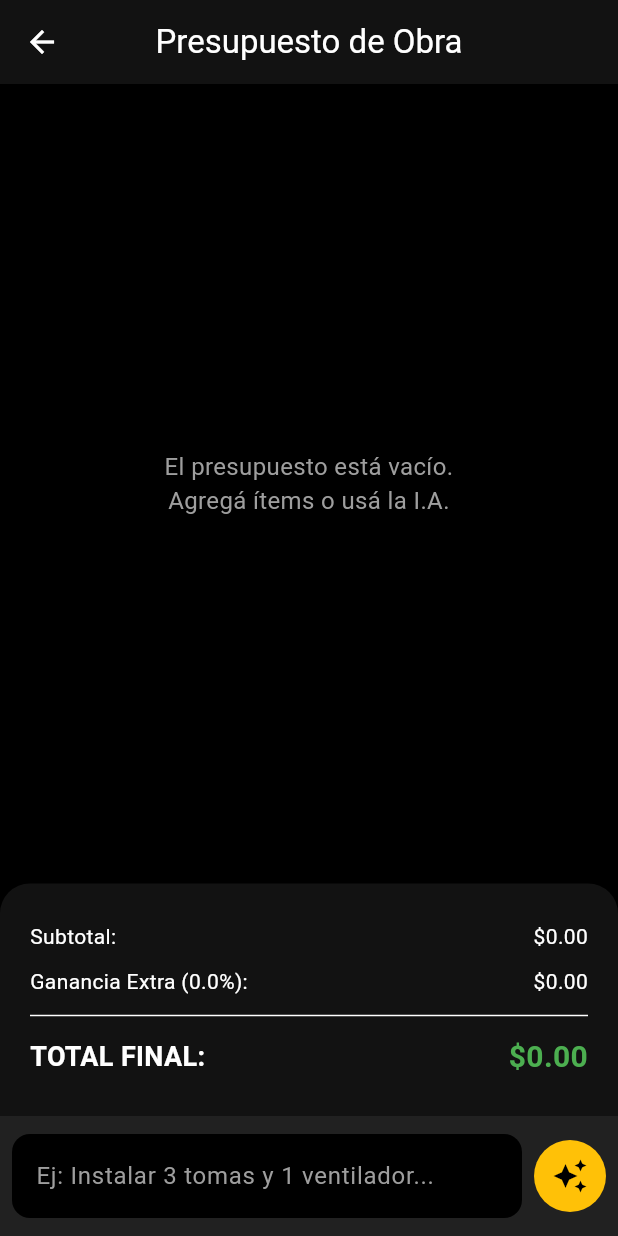
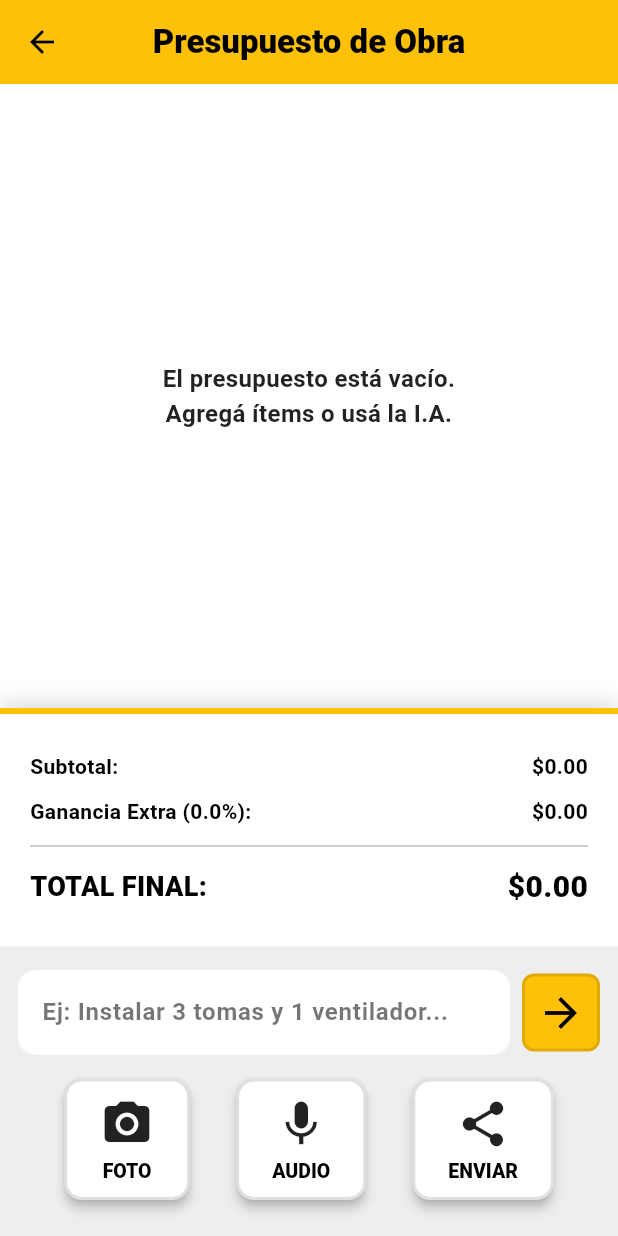
Before and after one commit to TierraSapiens/construc_assist, a Flutter app: the PresupuestoScreen screen opened directly, on a phone screen of 412 x 824 dp. Run offline on Flutter 3.47's test engine with Material 3 defaults, Android fonts, the phone set to English and light mode, and no system bars; our stand-ins replace flutter_dotenv, flutter_riverpod, google_generative_ai, shared_preferences; accounts and stored records are empty.

Commit message:
Cambios imagen

```diff
--- a/lib/core/providers/presupuesto_provider.dart
+++ b/lib/core/providers/presupuesto_provider.dart
@@ -72,6 +72,7 @@ class PresupuestoNotifier extends StateNotifier<Presupuesto> {
       final respuestaString = await _aiService.generarPresupuesto(
         promptDelUsuario,
       );
+      debugPrint("🔍 REPORTE SECRETO DEL SERVICIO: $respuestaString");
 
       // --- 🛡️ NUEVO ESCUDO DE SEGURIDAD ACÁ 🛡️ ---
       // Si la respuesta contiene un mensaje de error o el servidor está saturado, frenamos todo.
--- a/lib/features/presupuestos/screens/presupuesto_screen.dart
+++ b/lib/features/presupuestos/screens/presupuesto_screen.dart
@@ -7,13 +7,23 @@ class PresupuestoScreen extends ConsumerWidget {
 
   @override
   Widget build(BuildContext context, WidgetRef ref) {
-    // Aquí nos conectamos al "cerebro".
     final presupuesto = ref.watch(presupuestoProvider);
 
     return Scaffold(
+      backgroundColor: Colors.white, // ☀️ MODO OBRA: Fondo blanco puro
       appBar: AppBar(
-        title: const Text('Presupuesto de Obra'),
+        backgroundColor: Colors.amber, // ☀️ MODO OBRA: Techo amarillo
+        title: const Text(
+          'Presupuesto de Obra',
+          style: TextStyle(
+            color: Colors.black, // Letra negra
+            fontWeight: FontWeight.w900, // Letra extra gruesa
+          ),
+        ),
         centerTitle: true,
+        iconTheme: const IconThemeData(
+          color: Colors.black,
+        ), // Flecha de volver negra
       ),
       body: Column(
         children: [
@@ -24,7 +34,12 @@ class PresupuestoScreen extends ConsumerWidget {
                     child: Text(
                       'El presupuesto está vacío.\nAgregá ítems o usá la I.A.',
                       textAlign: TextAlign.center,
-                      style: TextStyle(fontSize: 16, color: Colors.grey),
+                      style: TextStyle(
+                        fontSize: 16,
+                        color: Colors.black87,
+                        fontWeight:
+                            FontWeight.bold, // ☀️ Letras visibles sin datos
+                      ),
                     ),
                   )
                 : ListView.builder(
@@ -32,17 +47,39 @@ class PresupuestoScreen extends ConsumerWidget {
                     itemBuilder: (context, index) {
                       final item = presupuesto.items[index];
                       return Card(
+                        color: Colors.white, // Fondo de la tarjeta blanco
+                        elevation: 2, // Sombra suave para despegarla del fondo
+                        shape: RoundedRectangleBorder(
+                          side: const BorderSide(
+                            color: Colors.black12,
+                            width: 1,
+                          ), // Borde gris sutil
+                          borderRadius: BorderRadius.circular(8),
+                        ),
                         margin: const EdgeInsets.symmetric(
-                          horizontal: 10,
-                          vertical: 5,
+                          horizontal: 8,
+                          vertical: 4,
                         ),
                         child: ListTile(
+                          contentPadding: const EdgeInsets.symmetric(
+                            horizontal: 10,
+                            vertical: 0,
+                          ),
                           title: Text(
                             item.nombre,
-                            style: const TextStyle(fontWeight: FontWeight.bold),
+                            style: const TextStyle(
+                              color: Colors.black, // ☀️ MODO OBRA
+                              fontWeight: FontWeight.w900, // Extra negro
+                              fontSize: 13,
+                            ),
                           ),
                           subtitle: Text(
                             '${item.cantidad} ${item.unidad} x \$${item.precioUnitario}',
+                            style: const TextStyle(
+                              color: Colors.black87,
+                              fontWeight: FontWeight.bold,
+                              fontSize: 12,
+                            ),
                           ),
                           trailing: Row(
                             mainAxisSize: MainAxisSize.min,
@@ -50,17 +87,18 @@ class PresupuestoScreen extends ConsumerWidget {
                               Text(
                                 '\$${item.total.toStringAsFixed(2)}',
                                 style: const TextStyle(
-                                  fontWeight: FontWeight.bold,
-                                  fontSize: 16,
+                                  color: Colors.black,
+                                  fontWeight: FontWeight.w900, // Extra negro
+                                  fontSize: 14,
                                 ),
                               ),
                               IconButton(
                                 icon: const Icon(
                                   Icons.delete,
                                   color: Colors.red,
+                                  size: 20,
                                 ),
                                 onPressed: () {
-                                  // Le avisamos al cerebro que borre este ítem
                                   ref
                                       .read(presupuestoProvider.notifier)
                                       .eliminarItem(item.id);
@@ -77,18 +115,21 @@ class PresupuestoScreen extends ConsumerWidget {
           // ZONA INFERIOR: Los Totales (La caja registradora)
           Container(
             padding: const EdgeInsets.all(20),
-            decoration: BoxDecoration(
-              color: Theme.of(context).cardColor,
-              boxShadow: const [
+            decoration: const BoxDecoration(
+              color: Colors.white,
+              border: Border(
+                top: BorderSide(
+                  color: Colors.amber,
+                  width: 4,
+                ), // ☀️ MODO OBRA: Línea amarilla gruesa arriba
+              ),
+              boxShadow: [
                 BoxShadow(
                   color: Colors.black12,
                   blurRadius: 10,
                   offset: Offset(0, -5),
                 ),
               ],
-              borderRadius: const BorderRadius.vertical(
-                top: Radius.circular(20),
-              ),
             ),
             child: Column(
               children: [
@@ -98,7 +139,7 @@ class PresupuestoScreen extends ConsumerWidget {
                       'Ganancia Extra (${presupuesto.porcentajeGananciaExtra}%):',
                   valor: presupuesto.montoGanancia,
                 ),
-                const Divider(),
+                const Divider(color: Colors.black26), // Divisor más oscuro
                 _FilaTotal(
                   titulo: 'TOTAL FINAL:',
                   valor: presupuesto.totalFinal,
@@ -109,10 +150,8 @@ class PresupuestoScreen extends ConsumerWidget {
           ),
         ],
       ),
-      // ACÁ ABAJO ESTÁ LA MAGIA, BIEN ACOMODADA AL FINAL DEL SCAFFOLD:
       bottomNavigationBar: SafeArea(
         child: Padding(
-          // Esto ayuda a que el teclado del celu no tape la caja de texto
           padding: EdgeInsets.only(
             bottom: MediaQuery.of(context).viewInsets.bottom,
           ),
@@ -145,16 +184,17 @@ class _FilaTotal extends StatelessWidget {
           Text(
             titulo,
             style: TextStyle(
+              color: Colors.black, // ☀️ MODO OBRA
               fontSize: esTotal ? 18 : 14,
-              fontWeight: esTotal ? FontWeight.bold : FontWeight.normal,
+              fontWeight: esTotal ? FontWeight.w900 : FontWeight.bold,
             ),
           ),
           Text(
             '\$${valor.toStringAsFixed(2)}',
             style: TextStyle(
+              color: Colors.black, // ☀️ MODO OBRA
               fontSize: esTotal ? 20 : 14,
-              fontWeight: esTotal ? FontWeight.bold : FontWeight.normal,
-              color: esTotal ? Colors.green : null,
+              fontWeight: esTotal ? FontWeight.w900 : FontWeight.bold,
             ),
           ),
         ],
@@ -163,7 +203,7 @@ class _FilaTotal extends StatelessWidget {
   }
 }
 
-// --- DESDE ACÁ EMPIEZA LA FÁBRICA DE LA BARRA DE IA (AHORA CON RUEDITA) ---
+// --- FÁBRICA DE LA SÚPER CAJA DE HERRAMIENTAS (PUNTO 8) ---
 class AiInputBar extends ConsumerStatefulWidget {
   const AiInputBar({super.key});
 
@@ -173,7 +213,7 @@ class AiInputBar extends ConsumerStatefulWidget {
 
 class _AiInputBarState extends ConsumerState<AiInputBar> {
   final _controller = TextEditingController();
-  bool _isAiThinking = false; // Variable para saber si la IA está trabajando
+  bool _isAiThinking = false;
 
   @override
   void dispose() {
@@ -184,25 +224,44 @@ class _AiInputBarState extends ConsumerState<AiInputBar> {
   @override
   Widget build(BuildContext context) {
     return Container(
-      padding: const EdgeInsets.symmetric(horizontal: 8.0, vertical: 12.0),
-      color: Colors.grey[900],
-      child: Row(
+      // Fondo gris clarito tipo chapa para que resalte la zona de control
+      color: Colors.grey[200],
+      padding: const EdgeInsets.only(
+        left: 12.0,
+        right: 12.0,
+        top: 16.0,
+        bottom: 24.0, // Más espacio abajo para los dedos/guantes
+      ),
+      child: Column(
+        mainAxisSize: MainAxisSize.min, // Que la caja ocupe solo lo necesario
+        children: [
+          // FILA 1: La caja de texto y el botón de enviar (Lo que ya teníamos)
+          Row(
             children: [
               Expanded(
                 child: TextField(
                   controller: _controller,
-              style: const TextStyle(color: Colors.white),
-              enabled: !_isAiThinking, // Bloqueamos el texto si está pensando
+                  style: const TextStyle(
+                    color: Colors.black,
+                    fontWeight: FontWeight.bold,
+                  ),
+                  enabled: !_isAiThinking,
                   decoration: InputDecoration(
                     hintText: _isAiThinking
-                    ? 'Calculando materiales y mano de obra...'
+                        ? 'Calculando materiales...'
                         : 'Ej: Instalar 3 tomas y 1 ventilador...',
-                hintStyle: const TextStyle(color: Colors.grey),
+                    hintStyle: const TextStyle(
+                      color: Colors.black54,
+                      fontWeight: FontWeight.bold,
+                    ),
                     filled: true,
-                fillColor: Colors.black,
+                    fillColor: Colors.white, // Fondo blanco para que contraste
                     border: OutlineInputBorder(
                       borderRadius: BorderRadius.circular(12),
-                  borderSide: BorderSide.none,
+                      borderSide: const BorderSide(
+                        color: Colors.black26,
+                        width: 2,
+                      ),
                     ),
                   ),
                 ),
@@ -210,35 +269,35 @@ class _AiInputBarState extends ConsumerState<AiInputBar> {
               const SizedBox(width: 8),
               Container(
                 decoration: BoxDecoration(
-              color: _isAiThinking ? Colors.grey : Colors.amber,
-              shape: BoxShape.circle,
+                  color: _isAiThinking ? Colors.grey[400] : Colors.amber,
+                  borderRadius: BorderRadius.circular(8),
+                  border: Border.all(
+                    color: Colors.black12,
+                    width: 2,
+                  ), // Borde resistente
                 ),
                 child: IconButton(
+                  iconSize: 32, // ☀️ MODO OBRA: Botón de flecha más grande
                   icon: _isAiThinking
                       ? const SizedBox(
-                      width: 20,
-                      height: 20,
+                          width: 24,
+                          height: 24,
                           child: CircularProgressIndicator(
                             color: Colors.black,
-                        strokeWidth: 2.5,
+                            strokeWidth: 3.5, // Ruedita más gruesa
                           ),
                         )
-                  : const Icon(Icons.auto_awesome, color: Colors.black),
+                      : const Icon(Icons.arrow_forward, color: Colors.black),
                   onPressed: _isAiThinking
                       ? null
                       : () async {
                           if (_controller.text.isNotEmpty) {
-                        // 1. Prendemos la ruedita
                             setState(() {
                               _isAiThinking = true;
                             });
-
-                        // 2. Llamamos a Gemini y esperamos
                             await ref
                                 .read(presupuestoProvider.notifier)
                                 .procesarTrabajoConIA(_controller.text);
-
-                        // 3. Apagamos la ruedita y limpiamos
                             if (mounted) {
                               setState(() {
                                 _isAiThinking = false;
@@ -251,6 +310,89 @@ class _AiInputBarState extends ConsumerState<AiInputBar> {
               ),
             ],
           ),
+
+          const SizedBox(
+            height: 16,
+          ), // Espacio entre el texto y los botones nuevos
+          // FILA 2: LOS BOTONES GIGANTES DE HERRAMIENTAS
+          Row(
+            mainAxisAlignment: MainAxisAlignment.spaceEvenly,
+            children: [
+              _BotonHerramienta(
+                icono: Icons.camera_alt,
+                texto: 'FOTO',
+                alPresionar: () {
+                  debugPrint("📸 Botón CÁMARA presionado (Próximamente)");
+                },
+              ),
+              _BotonHerramienta(
+                icono: Icons.mic,
+                texto: 'AUDIO',
+                alPresionar: () {
+                  debugPrint("🎤 Botón MICRÓFONO presionado (Próximamente)");
+                },
+              ),
+              _BotonHerramienta(
+                icono: Icons
+                    .share, // Ícono temporal hasta que pongamos el de WhatsApp
+                texto: 'ENVIAR',
+                alPresionar: () {
+                  debugPrint("📤 Botón ENVIAR presionado (Próximamente)");
+                },
+              ),
+            ],
+          ),
+        ],
+      ),
     );
   }
 }
+
+// --- MINI MOLDURA PARA FABRICAR BOTONES GIGANTES ---
+// Usamos esto para no repetir código 3 veces.
+class _BotonHerramienta extends StatelessWidget {
+  final IconData icono;
+  final String texto;
+  final VoidCallback alPresionar;
+
+  const _BotonHerramienta({
+    required this.icono,
+    required this.texto,
+    required this.alPresionar,
+  });
+
+  @override
+  Widget build(BuildContext context) {
+    return ElevatedButton(
+      style: ElevatedButton.styleFrom(
+        backgroundColor: Colors.white, // Fondo del botón
+        foregroundColor: Colors.black, // Color cuando lo apretás
+        elevation: 3, // Sombrita
+        padding: const EdgeInsets.symmetric(horizontal: 24, vertical: 12),
+        shape: RoundedRectangleBorder(
+          borderRadius: BorderRadius.circular(12),
+          side: const BorderSide(
+            color: Colors.black12,
+            width: 2,
+          ), // Borde fuerte
+        ),
+      ),
+      onPressed: alPresionar,
+      child: Column(
+        mainAxisSize: MainAxisSize.min,
+        children: [
+          Icon(icono, size: 36, color: Colors.black87), // Ícono GIGANTE
+          const SizedBox(height: 6),
+          Text(
+            texto,
+            style: const TextStyle(
+              fontWeight: FontWeight.w900,
+              fontSize: 13,
+              color: Colors.black,
+            ),
+          ),
+        ],
+      ),
+    );
+  }
+}
```
Lines whose indentation alone changed are shown as unchanged.
